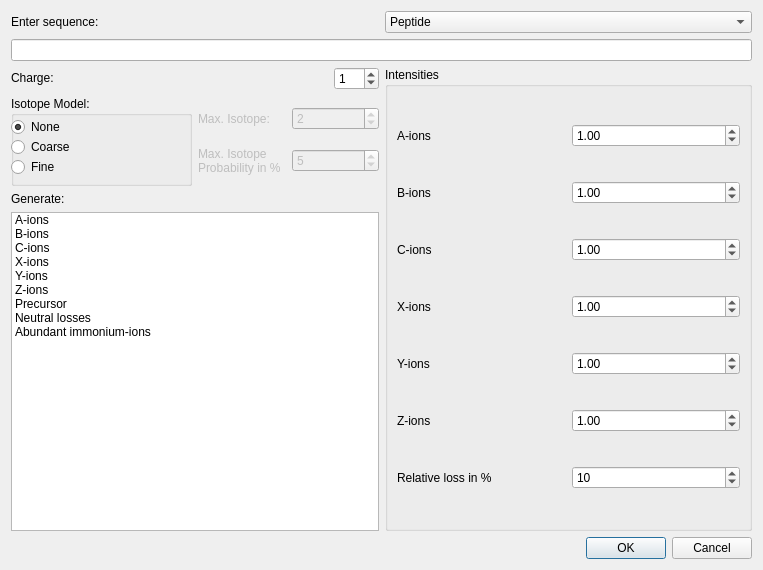
The window that src/openms_gui/source/VISUAL/DIALOGS/TheoreticalSpectrumGenerationDialog.ui (OpenMS/OpenMS-TOPP-GUI) describes before a commit, drawn with Qt 5.
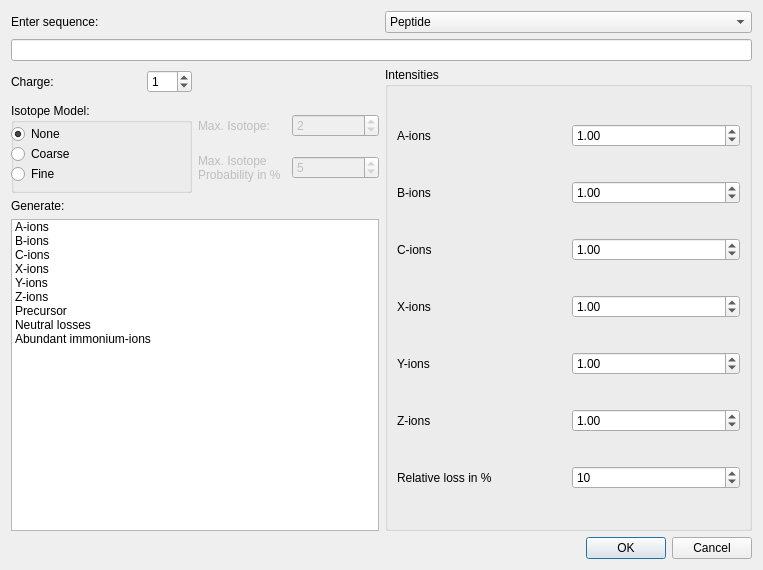
The same window after the commit.

```diff
--- a/src/openms_gui/source/VISUAL/DIALOGS/TheoreticalSpectrumGenerationDialog.ui
+++ b/src/openms_gui/source/VISUAL/DIALOGS/TheoreticalSpectrumGenerationDialog.ui
@@ -65,6 +65,8 @@
          <item>
           <layout class="QHBoxLayout" name="horizontalLayout_14">
            <item>
+            <layout class="QHBoxLayout" name="horizontalLayout">
+             <item>
             <widget class="QLabel" name="spin_label">
              <property name="sizePolicy">
               <sizepolicy hsizetype="Preferred" vsizetype="Fixed">
@@ -72,6 +74,12 @@
                <verstretch>0</verstretch>
               </sizepolicy>
              </property>
+               <property name="maximumSize">
+                <size>
+                 <width>16777215</width>
+                 <height>35</height>
+                </size>
+               </property>
              <property name="text">
               <string>Charge:</string>
              </property>
@@ -85,11 +93,32 @@
                <verstretch>0</verstretch>
               </sizepolicy>
              </property>
+               <property name="maximumSize">
+                <size>
+                 <width>16777215</width>
+                 <height>16777215</height>
+                </size>
+               </property>
              <property name="minimum">
               <number>-99</number>
              </property>
              <property name="value">
               <number>1</number>
+               </property>
+              </widget>
+             </item>
+            </layout>
+           </item>
+           <item>
+            <widget class="QLabel" name="label_8">
+             <property name="maximumSize">
+              <size>
+               <width>16777215</width>
+               <height>30</height>
+              </size>
+             </property>
+             <property name="text">
+              <string/>
              </property>
             </widget>
            </item>
```
Lines whose indentation alone changed are shown as unchanged.
